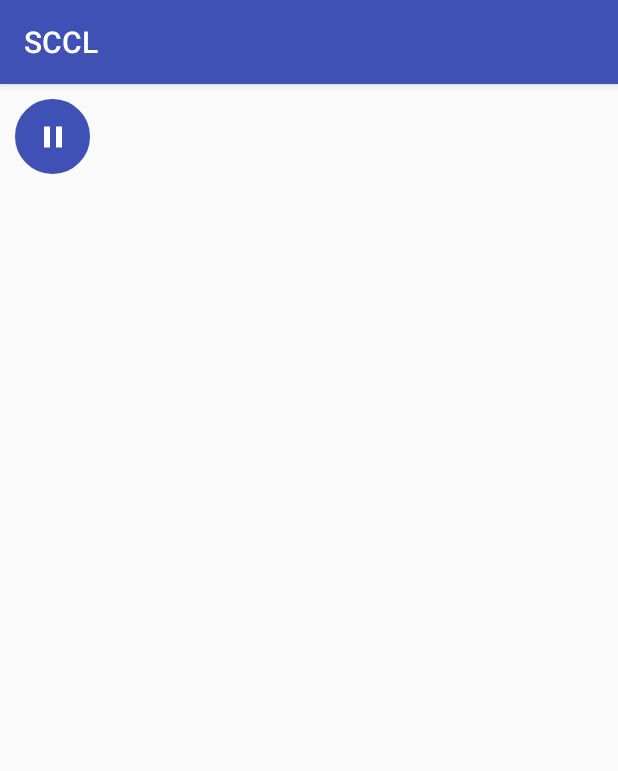
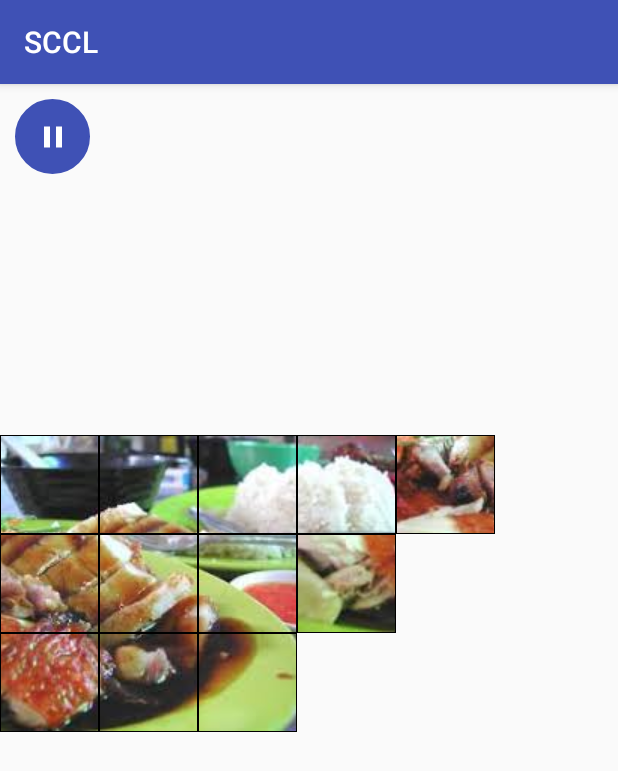
Before and after one commit to darkvoid32/SCCL, an Android app: the screen it shows after launch (PuzzleActivity), on a phone screen of 412 x 824 dp. Shown: the top 771 px of the screen. Run offline under Robolectric (Android 15) with nearby library versions, the phone set to English and light mode, and no system bars.

Commit message:
Image Splitting

```diff
--- a/app/src/main/java/com/sccl/nikonikonii/sccl/Activities/PuzzleActivity.java
+++ b/app/src/main/java/com/sccl/nikonikonii/sccl/Activities/PuzzleActivity.java
@@ -1,14 +1,24 @@
 package com.sccl.nikonikonii.sccl.Activities;
 
+import android.graphics.Bitmap;
 import android.graphics.Color;
+import android.graphics.drawable.BitmapDrawable;
 import android.graphics.drawable.ColorDrawable;
+import android.media.Image;
 import android.os.Bundle;
 import android.support.v7.app.AppCompatActivity;
 import android.view.View;
 import android.view.WindowManager;
 import android.widget.ImageButton;
+import android.widget.ImageView;
+import android.widget.TableRow;
 
 import com.sccl.nikonikonii.sccl.R;
+import com.sccl.nikonikonii.sccl.Utils.ImagePiece;
+import com.sccl.nikonikonii.sccl.Utils.ImageUtil;
+
+import java.lang.reflect.Array;
+import java.util.ArrayList;
 
 public class PuzzleActivity extends AppCompatActivity{
 
@@ -30,5 +40,34 @@ public class PuzzleActivity extends AppCompatActivity{
                 asd.getWindow().clearFlags(WindowManager.LayoutParams.FLAG_NOT_FOCUSABLE);
             }
         });
+
+        ImageView puzzleInit = findViewById(R.id.puzzleInit);
+        puzzleInit.setVisibility(View.INVISIBLE);
+
+        ImageUtil imgUtil = new ImageUtil();
+
+        ArrayList<Bitmap> bitmapPieces = imgUtil.splitImage(puzzleInit);
+        ArrayList<ImagePiece> imagePieces = new ArrayList<ImagePiece>(12);
+
+        for(int i = 0; i < bitmapPieces.size();i++) {
+            ImagePiece piece = new ImagePiece(getApplicationContext(), bitmapPieces.get(i), i);
+            imagePieces.add(piece);
+        }
+
+        TableRow row1 = findViewById(R.id.firstRow);
+        TableRow row2 = findViewById(R.id.secondRow);
+        TableRow row3 = findViewById(R.id.thirdRow);
+
+        for(int i = 0;i < imagePieces.size();i++){
+            if(i <= imagePieces.size()/3){
+                row1.addView(imagePieces.get(i));
+            }else if(i <= (imagePieces.size()/3)*2){
+                row2.addView(imagePieces.get(i));
+            }else{
+                row3.addView(imagePieces.get(i));
+            }
+        }
     }
+
+
 }
--- /dev/null
+++ b/app/src/main/java/com/sccl/nikonikonii/sccl/Utils/ImagePiece.java
@@ -0,0 +1,37 @@
+package com.sccl.nikonikonii.sccl.Utils;
+
+import android.content.Context;
+import android.graphics.Bitmap;
+import android.graphics.Color;
+import android.view.View;
+
+public class ImagePiece extends android.support.v7.widget.AppCompatImageView implements View.OnClickListener{
+
+    private int originalIndex;
+    private int currentIndex;
+
+    public ImagePiece(Context context, Bitmap bitmap, int originalIndex) {
+        super(context);
+        setImageBitmap(bitmap);
+        this.originalIndex = originalIndex;
+        setPadding(1,1,1,1);
+        setBackgroundColor(Color.argb(255, 0, 0, 0));
+    }
+
+    public void setCurrentIndex(int index){
+        this.currentIndex = index;
+    }
+
+    public int getCurrentIndexIndex(){
+        return currentIndex;
+    }
+
+    public int getOriginalIndex(){
+        return originalIndex;
+    }
+
+    @Override
+    public void onClick(View view) {
+        setRotation(getRotation()+90);
+    }
+}
--- a/app/src/main/java/com/sccl/nikonikonii/sccl/Utils/ImageUtil.java
+++ b/app/src/main/java/com/sccl/nikonikonii/sccl/Utils/ImageUtil.java
@@ -1,8 +1,39 @@
 package com.sccl.nikonikonii.sccl.Utils;
 
-/**
- * Created by Admin on 15/11/2017.
- */
+import android.graphics.Bitmap;
+import android.graphics.drawable.BitmapDrawable;
+import android.widget.ImageView;
+
+import java.util.ArrayList;
 
 public class ImageUtil {
+
+    public ImageUtil(){}
+
+    public ArrayList<Bitmap> splitImage(ImageView image){
+        int rows = 3, columns = 4;
+
+        int splitHeight, splitWidth;
+
+        ArrayList<Bitmap> splitImages = new ArrayList<Bitmap>(rows*columns);
+
+        BitmapDrawable drawable = (BitmapDrawable) image.getDrawable();
+        Bitmap bitmap = drawable.getBitmap();
+        Bitmap scaledBitmap = Bitmap.createScaledBitmap(bitmap, bitmap.getWidth(), bitmap.getHeight(), true);
+
+        splitHeight = bitmap.getHeight()/rows;
+        splitWidth = bitmap.getWidth()/columns;
+
+        int yCoord = 0;
+        for(int x=0; x<rows; x++){
+            int xCoord = 0;
+            for(int y=0; y<columns; y++){
+                splitImages.add(Bitmap.createBitmap(scaledBitmap, xCoord, yCoord, splitWidth, splitHeight));
+                xCoord += splitWidth;
+            }
+            yCoord += splitHeight;
+        }
+
+        return splitImages;
+    }
 }
--- a/app/src/main/res/layout/activity_puzzle.xml
+++ b/app/src/main/res/layout/activity_puzzle.xml
@@ -15,4 +15,53 @@
         android:layout_alignParentStart="true"
         android:layout_alignParentLeft="true"/>
 
+    <FrameLayout
+        android:layout_width="380dp"
+        android:layout_height="300dp"
+        android:layout_alignParentEnd="true"
+        android:layout_alignParentRight="true"
+        android:layout_centerVertical="true"
+        android:layout_marginEnd="50dp"
+        android:layout_marginRight="50dp">
+
+        <TableLayout
+            android:layout_width="380dp"
+            android:layout_height="300dp">
+
+            <TableRow
+                android:layout_width="match_parent"
+                android:id="@+id/firstRow">
+
+
+            </TableRow>
+
+            <TableRow
+                android:layout_width="match_parent"
+                android:id="@+id/secondRow">
+
+
+            </TableRow>
+
+            <TableRow
+                android:layout_width="match_parent"
+                android:id="@+id/thirdRow">
+
+
+            </TableRow>
+        </TableLayout>
+
+
+        <ImageView
+            android:id="@+id/puzzleInit"
+            android:layout_width="380dp"
+            android:layout_height="300dp"
+            android:src="@drawable/chicken_rice1"
+            android:layout_alignParentEnd="true"
+            android:layout_alignParentRight="true"
+            android:layout_centerVertical="true"
+            android:layout_marginEnd="50dp"
+            android:layout_marginRight="50dp"/>
+
+    </FrameLayout>
+
 </RelativeLayout>
```
